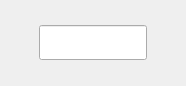
Curtain-Wang/TDB, file tform7.ui: the form before one commit.
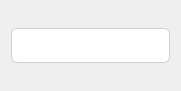
The form after the commit.

```diff
--- a/tform7.ui
+++ b/tform7.ui
@@ -6,8 +6,8 @@
    <rect>
     <x>0</x>
     <y>0</y>
-    <width>186</width>
-    <height>86</height>
+    <width>181</width>
+    <height>91</height>
    </rect>
   </property>
   <property name="windowTitle">
@@ -36,9 +36,41 @@
      </property>
      <property name="font">
       <font>
-       <family>Microsoft YaHei</family>
+       <family>SF Pro Text</family>
+       <pointsize>-1</pointsize>
       </font>
      </property>
+     <property name="styleSheet">
+      <string notr="true">QLineEdit {
+    /* 苹果风格的数据展示LineEdit */
+    border: 1px solid #D0D0D0;                  /* 浅灰色边框，模仿macOS的细边框 */
+    border-radius: 6px;                         /* 圆角，符合macOS设计 */
+    padding: 8px 12px;                         /* 内边距，提供舒适的阅读空间 */
+    background-color: #FFFFFF;                 /* 白色背景 */
+    color: #333333;                            /* 深灰色文字，提高可读性 */
+    font-family: &quot;SF Pro Text&quot;, &quot;Helvetica Neue&quot;, &quot;Lucida Grande&quot;, sans-serif; /* macOS系统字体栈 */
+    font-size: 14px;                           /* 默认字体大小 */
+    selection-background-color: #007AFF;       /* 选中文本高亮色 (macOS蓝色) */
+    selection-color: #FFFFFF;                  /* 选中文本颜色 (白色) */
+
+    /* 只读状态下的特殊样式 */
+    /* 注意：Qt中通常使用 setReadOnly(true) 来实现只读，但QSS可以定义其外观 */
+}
+
+/* 当LineEdit获得焦点时 (对于数据展示框，如果不需要焦点效果，可以省略或弱化) */
+QLineEdit:focus {
+    border: 1px solid #007AFF;                 /* 获得焦点时边框变为蓝色 */
+    /* 如果作为纯展示框，也可以移除焦点边框变化 */
+    /* border: 1px solid #D0D0D0; */
+}
+
+/* 禁用状态下的样式 (如果用于展示不可变数据) */
+QLineEdit:disabled {
+    background-color: #F5F5F7;                 /* macOS禁用元素背景色 */
+    color: #A0A0A0;                            /* 禁用文字颜色 */
+    border: 1px solid #E0E0E0;                 /* 禁用边框颜色 */
+}</string>
+     </property>
      <property name="text">
       <string/>
      </property>
```
